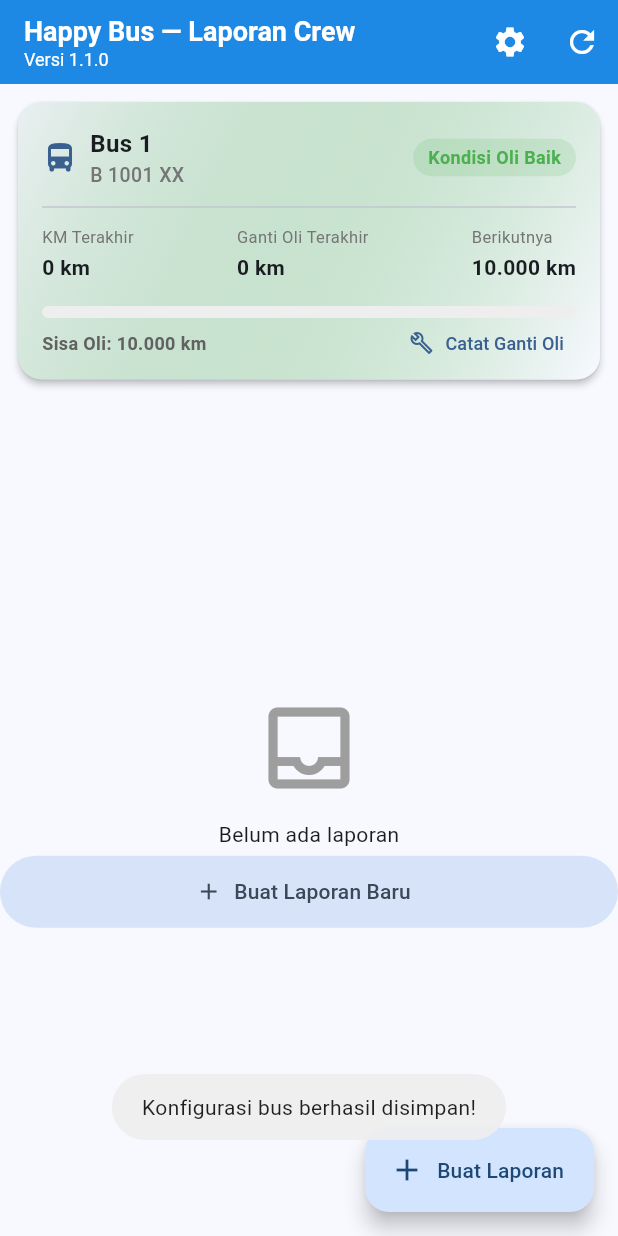
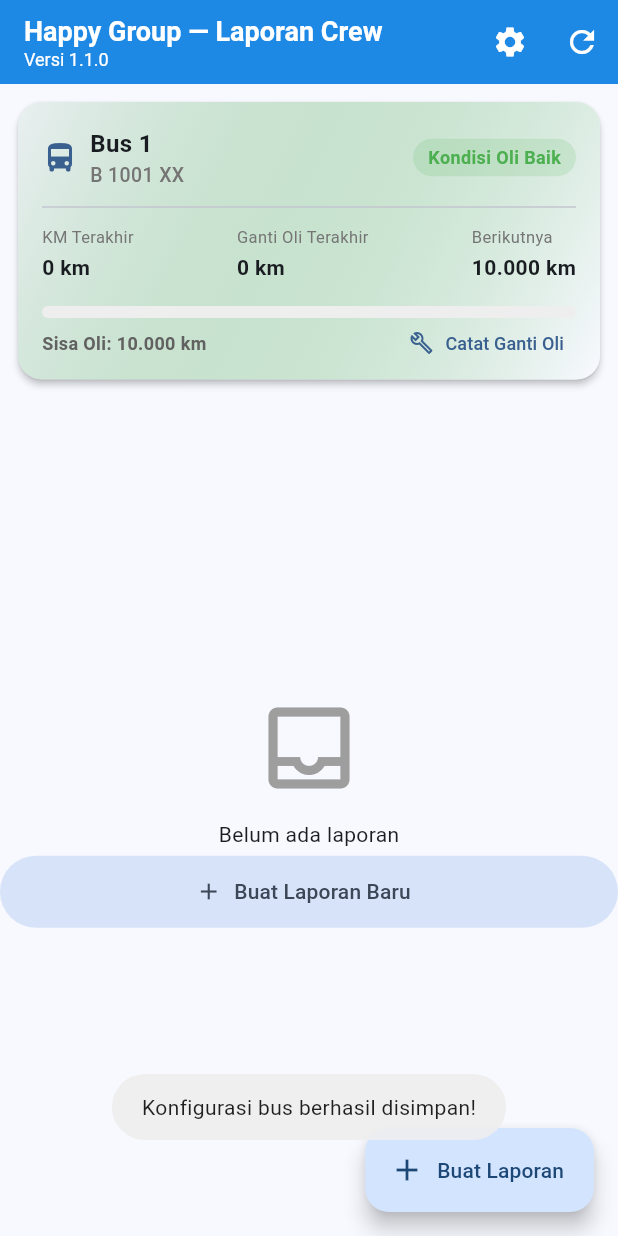
Before and after one commit to ratatulieoi/happy_bus_crew, a Flutter app: the screen it shows after launch, after a tap on "Simpan & Lanjutkan", on a phone screen of 412 x 824 dp. Run offline on Flutter 3.47's test engine with Material 3 defaults, Android fonts, the phone set to English and light mode, and no system bars; our stand-ins replace fluttertoast, pdf, printing, share_plus, sqflite; accounts and stored records are empty.

Commit message:
chore: replace PDF logo with Icon Apps.png and rename Happy Bus to Happy Group

```diff
--- a/lib/main.dart
+++ b/lib/main.dart
@@ -16,7 +16,7 @@ class HappyBusApp extends StatelessWidget {
   @override
   Widget build(BuildContext context) {
     return MaterialApp(
-      title: 'Happy Bus — Laporan Crew',
+      title: 'Happy Group — Laporan Crew',
       debugShowCheckedModeBanner: false,
       localizationsDelegates: const [
         GlobalMaterialLocalizations.delegate,
--- a/lib/pdf/report_pdf.dart
+++ b/lib/pdf/report_pdf.dart
@@ -8,7 +8,7 @@ import '../models/report.dart';
 import '../utils/format.dart';
 
 /// Membangun dokumen PDF A4 portrait yang mereproduksi tampilan
-/// "Laporan Pertanggungjawaban Crew — Happy Bus" sesuai contoh.
+/// "Laporan Pertanggungjawaban Crew — Happy Group" sesuai contoh.
 class ReportPdfBuilder {
   static const _pageFormat = PdfPageFormat.a4;
 
@@ -60,7 +60,7 @@ class ReportPdfBuilder {
           crossAxisAlignment: pw.CrossAxisAlignment.start,
           children: [
             pw.Text(
-              'HAPPY BUS',
+              'HAPPY GROUP',
               style: pw.TextStyle(
                   fontSize: 20, fontWeight: pw.FontWeight.bold, color: _black),
             ),
--- a/lib/screens/home_screen.dart
+++ b/lib/screens/home_screen.dart
@@ -98,7 +98,7 @@ class _HomeScreenState extends State<HomeScreen> {
         title: Column(
           crossAxisAlignment: CrossAxisAlignment.start,
           children: const [
-            Text('Happy Bus — Laporan Crew', style: TextStyle(fontWeight: FontWeight.bold, fontSize: 18)),
+            Text('Happy Group — Laporan Crew', style: TextStyle(fontWeight: FontWeight.bold, fontSize: 18)),
             Text('Versi 1.1.0', style: TextStyle(fontSize: 12, fontWeight: FontWeight.normal)),
           ],
         ),
```
Also changed, not shown: assets/logo.png.
